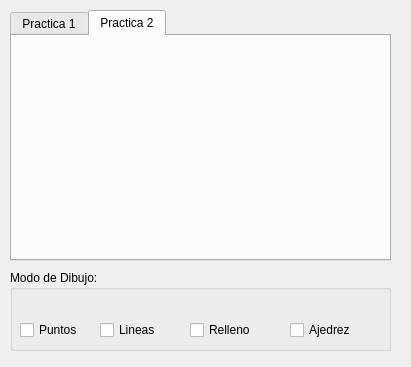
The window that Practica3/esqueleto_qt/interfaz.ui (Ancaor/IG) describes before a commit, drawn with Qt 5.
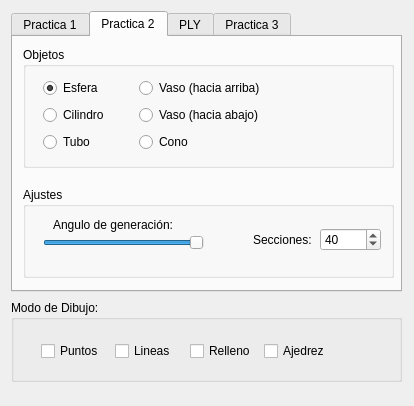
The same window after the commit. The open tabs and pages were chosen to show the change.

The edit to the form file:
```diff
--- a/Practica3/esqueleto_qt/interfaz.ui
+++ b/Practica3/esqueleto_qt/interfaz.ui
@@ -6,8 +6,8 @@
    <rect>
     <x>0</x>
     <y>0</y>
-    <width>411</width>
-    <height>367</height>
+    <width>414</width>
+    <height>406</height>
    </rect>
   </property>
   <property name="windowTitle">
@@ -16,10 +16,10 @@
   <widget class="QTabWidget" name="tabWidget">
    <property name="geometry">
     <rect>
-     <x>10</x>
-     <y>10</y>
-     <width>381</width>
-     <height>251</height>
+     <x>11</x>
+     <y>11</y>
+     <width>391</width>
+     <height>281</height>
     </rect>
    </property>
    <property name="currentIndex">
@@ -73,71 +73,347 @@
     <attribute name="title">
      <string>Practica 2</string>
     </attribute>
+    <widget class="QGroupBox" name="groupBox_3">
+     <property name="geometry">
+      <rect>
+       <x>10</x>
+       <y>10</y>
+       <width>371</width>
+       <height>121</height>
+      </rect>
+     </property>
+     <property name="title">
+      <string>Objetos</string>
+     </property>
+     <widget class="QWidget" name="layoutWidget">
+      <property name="geometry">
+       <rect>
+        <x>20</x>
+        <y>30</y>
+        <width>222</width>
+        <height>76</height>
+       </rect>
+      </property>
+      <layout class="QHBoxLayout" name="horizontalLayout">
+       <item>
+        <layout class="QVBoxLayout" name="verticalLayout">
+         <item>
+          <widget class="QRadioButton" name="radioButton_3">
+           <property name="text">
+            <string>Esfera</string>
+           </property>
+           <property name="checked">
+            <bool>true</bool>
+           </property>
+          </widget>
+         </item>
+         <item>
+          <widget class="QRadioButton" name="radioButton_4">
+           <property name="text">
+            <string>Cilindro</string>
+           </property>
+          </widget>
+         </item>
+         <item>
+          <widget class="QRadioButton" name="radioButton_5">
+           <property name="text">
+            <string>Tubo</string>
+           </property>
+          </widget>
+         </item>
+        </layout>
+       </item>
+       <item>
+        <layout class="QVBoxLayout" name="verticalLayout_2">
+         <item>
+          <widget class="QRadioButton" name="radioButton_6">
+           <property name="text">
+            <string>Vaso (hacia arriba)</string>
+           </property>
+          </widget>
+         </item>
+         <item>
+          <widget class="QRadioButton" name="radioButton_7">
+           <property name="text">
+            <string>Vaso (hacia abajo)</string>
+           </property>
+          </widget>
+         </item>
+         <item>
+          <widget class="QRadioButton" name="radioButton_8">
+           <property name="text">
+            <string>Cono</string>
+           </property>
+          </widget>
+         </item>
+        </layout>
+       </item>
+      </layout>
+     </widget>
+    </widget>
+    <widget class="QGroupBox" name="groupBox_4">
+     <property name="geometry">
+      <rect>
+       <x>10</x>
+       <y>150</y>
+       <width>371</width>
+       <height>91</height>
+      </rect>
+     </property>
+     <property name="title">
+      <string>Ajustes</string>
+     </property>
+     <widget class="QSlider" name="horizontalSlider">
+      <property name="geometry">
+       <rect>
+        <x>20</x>
+        <y>40</y>
+        <width>161</width>
+        <height>31</height>
+       </rect>
+      </property>
+      <property name="maximum">
+       <number>360</number>
+      </property>
+      <property name="value">
+       <number>360</number>
+      </property>
+      <property name="orientation">
+       <enum>Qt::Horizontal</enum>
+      </property>
+     </widget>
+     <widget class="QLabel" name="label_2">
+      <property name="geometry">
+       <rect>
+        <x>30</x>
+        <y>30</y>
+        <width>141</width>
+        <height>16</height>
+       </rect>
+      </property>
+      <property name="text">
+       <string>Angulo de generación:</string>
+      </property>
+     </widget>
+     <widget class="QWidget" name="layoutWidget">
+      <property name="geometry">
+       <rect>
+        <x>230</x>
+        <y>40</y>
+        <width>128</width>
+        <height>25</height>
+       </rect>
+      </property>
+      <layout class="QHBoxLayout" name="horizontalLayout_4">
+       <item>
+        <widget class="QLabel" name="label">
+         <property name="text">
+          <string>Secciones:</string>
+         </property>
+        </widget>
+       </item>
+       <item>
+        <widget class="QSpinBox" name="spinBox">
+         <property name="maximum">
+          <number>500</number>
+         </property>
+         <property name="value">
+          <number>40</number>
+         </property>
+        </widget>
+       </item>
+      </layout>
+     </widget>
+    </widget>
+   </widget>
+   <widget class="QWidget" name="tab_3">
+    <attribute name="title">
+     <string>PLY</string>
+    </attribute>
+    <widget class="QPushButton" name="pushButton">
+     <property name="geometry">
+      <rect>
+       <x>120</x>
+       <y>70</y>
+       <width>131</width>
+       <height>61</height>
+      </rect>
+     </property>
+     <property name="text">
+      <string>Cargar PLY</string>
+     </property>
+    </widget>
+   </widget>
+   <widget class="QWidget" name="tab_4">
+    <attribute name="title">
+     <string>Practica 3</string>
+    </attribute>
+    <widget class="QGroupBox" name="groupBox_5">
+     <property name="geometry">
+      <rect>
+       <x>10</x>
+       <y>10</y>
+       <width>371</width>
+       <height>121</height>
+      </rect>
+     </property>
+     <property name="title">
+      <string>Objetos</string>
+     </property>
+     <widget class="QRadioButton" name="radioButton_9">
+      <property name="geometry">
+       <rect>
+        <x>120</x>
+        <y>50</y>
+        <width>111</width>
+        <height>20</height>
+       </rect>
+      </property>
+      <property name="text">
+       <string>Watt Regulator</string>
+      </property>
+      <property name="checked">
+       <bool>true</bool>
+      </property>
+     </widget>
+    </widget>
+    <widget class="QGroupBox" name="groupBox_6">
+     <property name="geometry">
+      <rect>
+       <x>10</x>
+       <y>150</y>
+       <width>371</width>
+       <height>91</height>
+      </rect>
+     </property>
+     <property name="title">
+      <string>GroupBox</string>
+     </property>
+     <widget class="QSlider" name="horizontalSlider_2">
+      <property name="geometry">
+       <rect>
+        <x>210</x>
+        <y>30</y>
+        <width>160</width>
+        <height>16</height>
+       </rect>
+      </property>
+      <property name="maximum">
+       <number>360</number>
+      </property>
+      <property name="orientation">
+       <enum>Qt::Horizontal</enum>
+      </property>
+     </widget>
+     <widget class="QSlider" name="horizontalSlider_3">
+      <property name="geometry">
+       <rect>
+        <x>210</x>
+        <y>60</y>
+        <width>160</width>
+        <height>16</height>
+       </rect>
+      </property>
+      <property name="maximum">
+       <number>100</number>
+      </property>
+      <property name="orientation">
+       <enum>Qt::Horizontal</enum>
+      </property>
+     </widget>
+     <widget class="QLabel" name="label_3">
+      <property name="geometry">
+       <rect>
+        <x>110</x>
+        <y>30</y>
+        <width>101</width>
+        <height>16</height>
+       </rect>
+      </property>
+      <property name="text">
+       <string>Angulo Rotacion</string>
+      </property>
+     </widget>
+     <widget class="QLabel" name="label_4">
+      <property name="geometry">
+       <rect>
+        <x>130</x>
+        <y>60</y>
+        <width>59</width>
+        <height>14</height>
+       </rect>
+      </property>
+      <property name="text">
+       <string>Velocidad</string>
+      </property>
+     </widget>
+     <widget class="QCheckBox" name="checkBox_5">
+      <property name="geometry">
+       <rect>
+        <x>10</x>
+        <y>40</y>
+        <width>85</width>
+        <height>31</height>
+       </rect>
+      </property>
+      <property name="text">
+       <string>Animacion</string>
+      </property>
+     </widget>
+    </widget>
    </widget>
   </widget>
   <widget class="QGroupBox" name="groupBox">
    <property name="geometry">
     <rect>
-     <x>10</x>
-     <y>270</y>
-     <width>381</width>
-     <height>81</height>
+     <x>11</x>
+     <y>300</y>
+     <width>391</width>
+     <height>82</height>
     </rect>
    </property>
    <property name="title">
     <string>Modo de Dibujo:</string>
    </property>
-   <widget class="QCheckBox" name="checkBox">
+   <widget class="QWidget" name="layoutWidget">
     <property name="geometry">
      <rect>
-      <x>10</x>
-      <y>50</y>
-      <width>85</width>
-      <height>20</height>
+      <x>30</x>
+      <y>40</y>
+      <width>291</width>
+      <height>22</height>
      </rect>
     </property>
-    <property name="text">
-     <string>Puntos</string>
-    </property>
-   </widget>
-   <widget class="QCheckBox" name="checkBox_2">
-    <property name="geometry">
-     <rect>
-      <x>90</x>
-      <y>50</y>
-      <width>85</width>
-      <height>20</height>
-     </rect>
-    </property>
-    <property name="text">
-     <string>Lineas</string>
-    </property>
-   </widget>
-   <widget class="QCheckBox" name="checkBox_3">
-    <property name="geometry">
-     <rect>
-      <x>180</x>
-      <y>50</y>
-      <width>85</width>
-      <height>20</height>
-     </rect>
-    </property>
-    <property name="text">
-     <string>Relleno</string>
-    </property>
-   </widget>
-   <widget class="QCheckBox" name="checkBox_4">
-    <property name="geometry">
-     <rect>
-      <x>280</x>
-      <y>50</y>
-      <width>85</width>
-      <height>20</height>
-     </rect>
-    </property>
-    <property name="text">
-     <string>Ajedrez</string>
-    </property>
+    <layout class="QHBoxLayout" name="horizontalLayout_2">
+     <item>
+      <widget class="QCheckBox" name="checkBox">
+       <property name="text">
+        <string>Puntos</string>
+       </property>
+      </widget>
+     </item>
+     <item>
+      <widget class="QCheckBox" name="checkBox_2">
+       <property name="text">
+        <string>Lineas</string>
+       </property>
+      </widget>
+     </item>
+     <item>
+      <widget class="QCheckBox" name="checkBox_3">
+       <property name="text">
+        <string>Relleno</string>
+       </property>
+      </widget>
+     </item>
+     <item>
+      <widget class="QCheckBox" name="checkBox_4">
+       <property name="text">
+        <string>Ajedrez</string>
+       </property>
+      </widget>
+     </item>
+    </layout>
    </widget>
   </widget>
  </widget>
```
Left out of the diff: 53 changed lines with no effect on the pictures.
